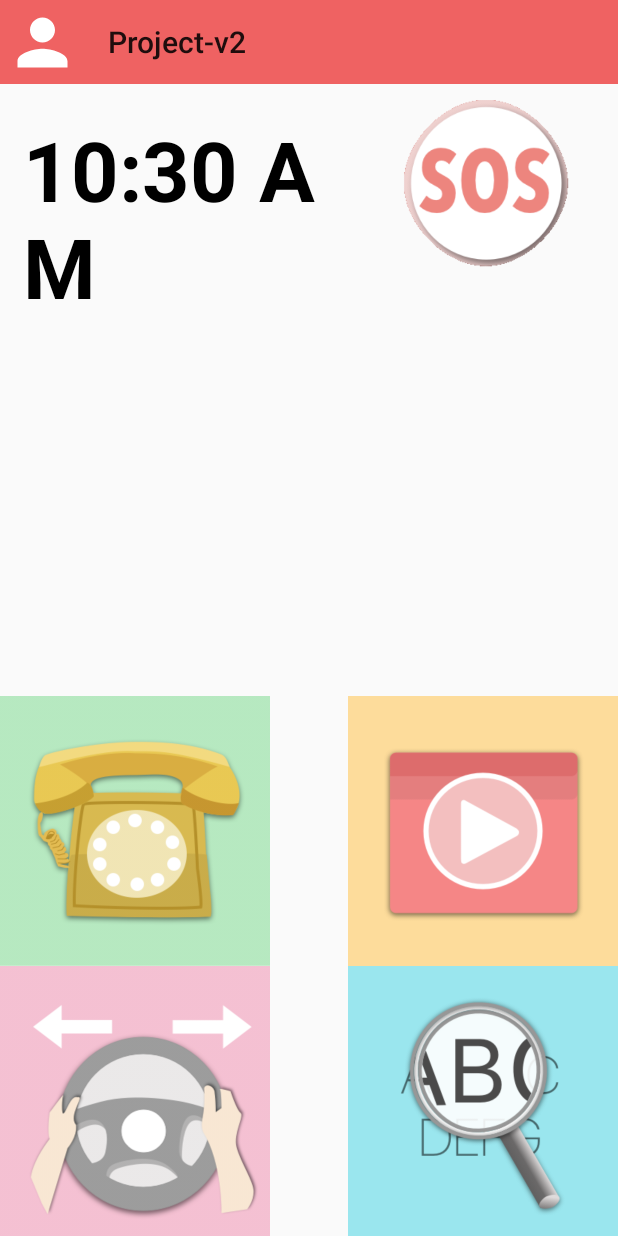
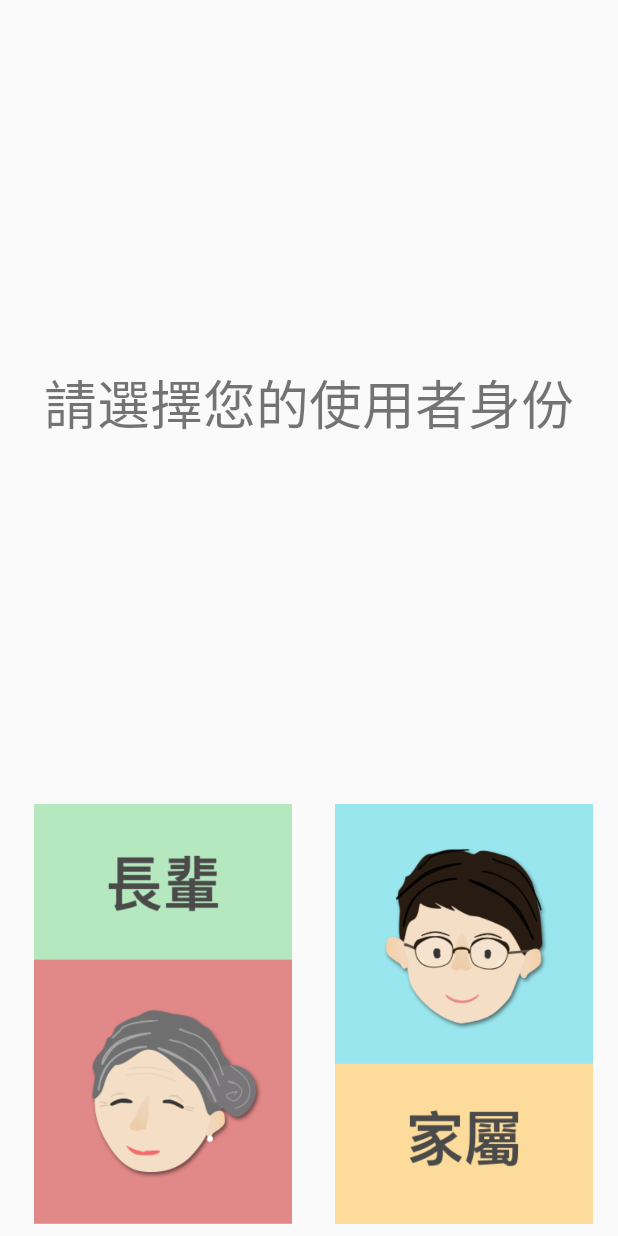
Before and after one commit to ChengWei1010/Project-v2, an Android app: the screen it shows after launch (HomeActivity before the commit, SetUpActivity after it), on a phone screen of 412 x 824 dp. Run offline under Robolectric (Android 15) with nearby library versions, the phone set to English and light mode, and no system bars.

Commit message:
add set up page

```diff
--- a/app/src/main/java/com/project/chengwei/project_v2/HomeActivity.java
+++ b/app/src/main/java/com/project/chengwei/project_v2/HomeActivity.java
@@ -1,12 +1,16 @@
 package com.project.chengwei.project_v2;
 
+import android.content.Context;
 import android.content.Intent;
+import android.content.SharedPreferences;
 import android.content.pm.PackageManager;
 import android.os.Build;
 import android.support.v4.app.ActivityCompat;
+import android.support.v4.app.AppLaunchChecker;
 import android.support.v7.app.AppCompatActivity;
 import android.os.Bundle;
 import android.support.v7.widget.Toolbar;
+import android.util.Log;
 import android.view.Menu;
 import android.view.View;
 import android.widget.ImageButton;
@@ -24,6 +28,7 @@ public class HomeActivity extends AppCompatActivity {
     @Override
     protected void onCreate(Bundle savedInstanceState) {
         super.onCreate(savedInstanceState);
+
         setContentView(R.layout.activity_home);
 
         if (Build.VERSION.SDK_INT >= 23) {
@@ -57,6 +62,7 @@ public class HomeActivity extends AppCompatActivity {
             }
         });
     }
+
     //--------------------------------------------------------------------------------------------//
     //-------------------------------------- initial Views ---------------------------------------//
     //--------------------------------------------------------------------------------------------//
--- a/app/src/main/java/com/project/chengwei/project_v2/MapsNavActivity.java
+++ b/app/src/main/java/com/project/chengwei/project_v2/MapsFragNav.java
@@ -10,14 +10,14 @@ import com.google.android.gms.maps.SupportMapFragment;
 import com.google.android.gms.maps.model.LatLng;
 import com.google.android.gms.maps.model.MarkerOptions;
 
-public class MapsNavActivity extends FragmentActivity implements OnMapReadyCallback {
+public class MapsFragNav extends FragmentActivity implements OnMapReadyCallback {
 
     private GoogleMap mMap;
 
     @Override
     protected void onCreate(Bundle savedInstanceState) {
         super.onCreate(savedInstanceState);
-        setContentView(R.layout.activity_maps_nav);
+        setContentView(R.layout.maps_frag_nav);
         // Obtain the SupportMapFragment and get notified when the map is ready to be used.
         SupportMapFragment mapFragment = (SupportMapFragment) getSupportFragmentManager()
                 .findFragmentById(R.id.map);
--- a/app/src/main/java/com/project/chengwei/project_v2/SosGpsActivity.java
+++ b/app/src/main/java/com/project/chengwei/project_v2/MapsFragSos.java
@@ -10,14 +10,14 @@ import com.google.android.gms.maps.SupportMapFragment;
 import com.google.android.gms.maps.model.LatLng;
 import com.google.android.gms.maps.model.MarkerOptions;
 
-public class SosGpsActivity extends FragmentActivity implements OnMapReadyCallback {
+public class MapsFragSos extends FragmentActivity implements OnMapReadyCallback {
 
     private GoogleMap mMap;
 
     @Override
     protected void onCreate(Bundle savedInstanceState) {
         super.onCreate(savedInstanceState);
-        setContentView(R.layout.activity_sos_gps);
+        setContentView(R.layout.maps_frag_sos);
         // Obtain the SupportMapFragment and get notified when the map is ready to be used.
         SupportMapFragment mapFragment = (SupportMapFragment) getSupportFragmentManager()
                 .findFragmentById(R.id.sos_map);
--- a/app/src/main/java/com/project/chengwei/project_v2/ProfileActivity.java
+++ b/app/src/main/java/com/project/chengwei/project_v2/ProfileActivity.java
@@ -42,8 +42,8 @@ public class ProfileActivity extends AppCompatActivity {
         btn_editProfile.setOnClickListener(new View.OnClickListener() {
             @Override
             public void onClick(View view) {
-                Intent homeIntent = new Intent(ProfileActivity.this, AddProfileActivity.class);
-                startActivity(homeIntent);
+                Intent Intent = new Intent(ProfileActivity.this, AddProfileActivity.class);
+                startActivity(Intent);
             }
         });
 
--- a/app/src/main/java/com/project/chengwei/project_v2/SQLiteDBHelper.java
+++ b/app/src/main/java/com/project/chengwei/project_v2/SQLiteDBHelper.java
@@ -62,7 +62,7 @@ public class SQLiteDBHelper extends SQLiteOpenHelper {
     //SQL : create first row
     byte[] ByteExample = "abc".getBytes();
     private String sql_firstRow;{
-        sql_firstRow = ("INSERT INTO " + TABLE_NAME + " (name, phone, address, birthday,image) VALUES ('姓名', '電話', '住址', '2000-01-01', '"+ByteExample+"')");
+        sql_firstRow = ("INSERT INTO " + TABLE_NAME + " (name, phone, address, birthday,image) VALUES ('姓名', '電話', '高雄市蓮海路70號', '2000-01-01', '"+ByteExample+"')");
     }
 
     //Database : updateProfileData to the table
--- /dev/null
+++ b/app/src/main/java/com/project/chengwei/project_v2/SetUpActivity.java
@@ -0,0 +1,47 @@
+package com.project.chengwei.project_v2;
+
+import android.content.Context;
+import android.content.Intent;
+import android.support.v7.app.AppCompatActivity;
+import android.os.Bundle;
+import android.view.View;
+import android.widget.ImageButton;
+import android.widget.Toast;
+
+public class SetUpActivity extends AppCompatActivity {
+    private ImageButton btn_elder;
+    private ImageButton btn_family;
+    static final String KEY_IS_FIRST_TIME =  "com.<your_app_name>.first_time";
+    static final String KEY =  "com.<your_app_name>";
+
+    @Override
+    protected void onCreate(Bundle savedInstanceState) {
+        super.onCreate(savedInstanceState);
+        setContentView(R.layout.activity_set_up);
+        if(isFirstTime()){
+            getSharedPreferences(KEY, Context.MODE_PRIVATE).edit().putBoolean(KEY_IS_FIRST_TIME, false).commit();
+
+        }
+        else {
+            //Toast.makeText(SetUpActivity.this, "not first time", Toast.LENGTH_SHORT).show();
+            Intent setUpIntent = new Intent(SetUpActivity.this, HomeActivity.class);
+            startActivity(setUpIntent);
+        }
+        btn_elder = (ImageButton)findViewById(R.id.btn_elder);
+        btn_elder.setOnClickListener(new View.OnClickListener() {
+            @Override
+            public void onClick(View v) {
+                Intent intent = new Intent();
+                intent.setClass(SetUpActivity.this , HomeActivity.class);
+                startActivity(intent);
+            }
+        });
+    }
+    //--------------------------------------------------------------------------------------------//
+    //------------------------------------ CheckFirstTime ----------------------------------------//
+    //--------------------------------------------------------------------------------------------//
+    public boolean isFirstTime(){
+        return getSharedPreferences(KEY, Context.MODE_PRIVATE).getBoolean(KEY_IS_FIRST_TIME, true);
+    }
+
+}
--- a/app/src/main/res/layout/activity_home.xml
+++ b/app/src/main/res/layout/activity_home.xml
@@ -22,7 +22,6 @@
         android:layout_width="220dp"
         android:layout_height="0dp"
         android:layout_marginBottom="7dp"
-        android:layout_marginLeft="15dp"
         android:layout_marginStart="15dp"
         android:layout_marginTop="20dp"
         android:textColor="#000000"
--- /dev/null
+++ b/app/src/main/res/layout/activity_set_up.xml
@@ -0,0 +1,59 @@
+<?xml version="1.0" encoding="utf-8"?>
+<android.support.constraint.ConstraintLayout xmlns:android="http://schemas.android.com/apk/res/android"
+    xmlns:app="http://schemas.android.com/apk/res-auto"
+    xmlns:tools="http://schemas.android.com/tools"
+    android:layout_width="match_parent"
+    android:layout_height="match_parent"
+    android:orientation="vertical"
+    tools:context="com.project.chengwei.project_v2.HomeActivity">
+
+    <android.support.constraint.Guideline
+        android:id="@+id/guideline"
+        android:layout_width="match_parent"
+        android:layout_height="wrap_content"
+        android:orientation="vertical"
+        app:layout_constraintGuide_percent="0.5"
+        tools:layout_editor_absoluteX="192dp"
+        tools:layout_editor_absoluteY="0dp" />
+
+    <ImageButton
+        android:id="@+id/btn_elder"
+        android:layout_width="172dp"
+        android:layout_height="280dp"
+        android:layout_marginBottom="8dp"
+        android:layout_marginEnd="4dp"
+        android:layout_marginStart="4dp"
+        android:background="@drawable/btn_elder"
+        app:layout_constraintBottom_toBottomOf="parent"
+        app:layout_constraintHorizontal_bias="0.72"
+        app:layout_constraintLeft_toLeftOf="parent"
+        app:layout_constraintRight_toLeftOf="@+id/guideline" />
+
+    <ImageButton
+        android:id="@+id/btn_family"
+        android:layout_width="172dp"
+        android:layout_height="280dp"
+        android:layout_marginBottom="8dp"
+        android:layout_marginEnd="4dp"
+        android:layout_marginStart="4dp"
+        android:background="@drawable/btn_family"
+        app:layout_constraintBottom_toBottomOf="parent"
+        app:layout_constraintLeft_toLeftOf="@+id/guideline"
+        app:layout_constraintRight_toRightOf="parent" />
+
+    <TextView
+        android:id="@+id/instruction"
+        android:layout_width="wrap_content"
+        android:layout_height="wrap_content"
+        android:text="@string/SetUpInstruction"
+        android:textSize="35sp"
+        app:layout_constraintTop_toTopOf="parent"
+        android:layout_marginTop="8dp"
+        android:layout_marginRight="8dp"
+        app:layout_constraintRight_toRightOf="parent"
+        android:layout_marginLeft="8dp"
+        app:layout_constraintLeft_toLeftOf="parent"
+        android:layout_marginBottom="8dp"
+        app:layout_constraintBottom_toTopOf="@+id/btn_elder" />
+
+</android.support.constraint.ConstraintLayout>
--- a/app/src/main/res/layout/activity_maps_nav.xml
+++ b/app/src/main/res/layout/maps_frag_nav.xml
@@ -5,4 +5,4 @@ android:id="@+id/map"
 android:name="com.google.android.gms.maps.SupportMapFragment"
 android:layout_width="match_parent"
 android:layout_height="match_parent"
-tools:context="com.project.chengwei.project_v2.MapsNavActivity" />
+tools:context="com.project.chengwei.project_v2.MapsFragNav" />
--- a/app/src/main/res/layout/activity_sos_gps.xml
+++ b/app/src/main/res/layout/maps_frag_sos.xml
@@ -5,4 +5,4 @@
     android:name="com.google.android.gms.maps.SupportMapFragment"
     android:layout_width="match_parent"
     android:layout_height="match_parent"
-    tools:context="com.project.chengwei.project_v2.SosGpsActivity" />
+    tools:context="com.project.chengwei.project_v2.MapsFragSos" />
--- a/app/src/main/res/values/strings.xml
+++ b/app/src/main/res/values/strings.xml
@@ -10,4 +10,5 @@
     <string name="instruction_phone">enter phone</string>
     <string name="instruction_addr">enter address</string>
     <string name="title_activity_sos_gps">Map</string>
+    <string name="SetUpInstruction">請選擇您的使用者身份</string>
 </resources>
```
Also changed, not shown: app/src/main/AndroidManifest.xml (+5 -4 lines), app/src/main/java/com/project/chengwei/project_v2/NavigationActivity.java (+26 -18 lines), app/src/main/res/layout/activity_navigation.xml (+65 -32 lines), app/src/main/res/drawable/btn_elder.png (added), app/src/main/res/drawable/btn_family.png (added), app/src/main/res/drawable/ic_elder.png (added), app/src/main/res/drawable/ic_family.png (added).
